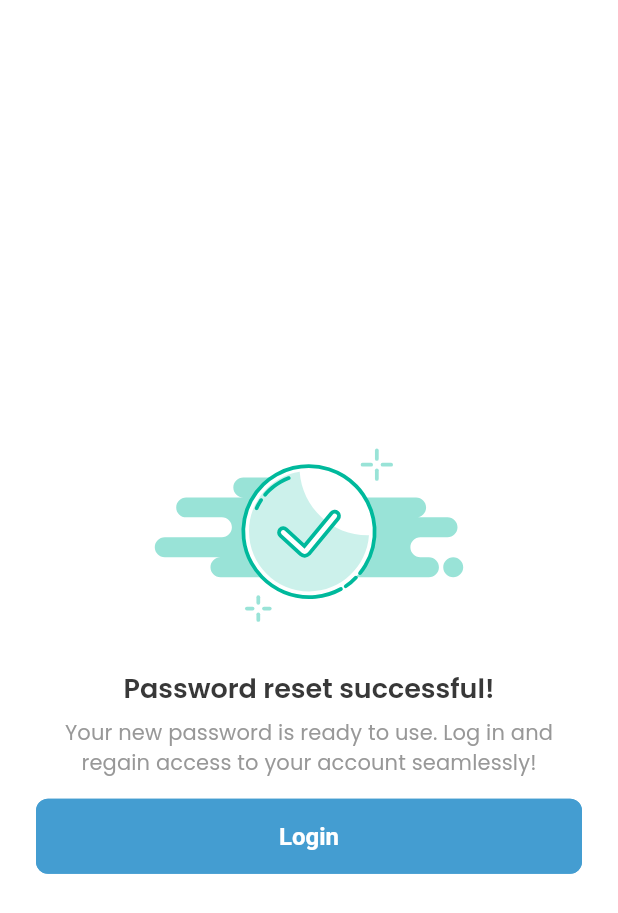
After one commit to Taim-Amer/Comprehensive-Pharmacy-pharmacist-role, a Flutter app: the CommonScreen screen opened directly, on a phone screen of 412 x 824 dp. The commit adds this screen. Shown: the top 913 px of the screen. Run offline on Flutter 3.47's test engine with Material 3 defaults, Android fonts, the phone set to English and light mode, and no system bars; our stand-ins replace dio, dotted_border, file_picker, firebase_messaging, flutter_otp_text_field, flutter_screenutil and 12 more; missing offline and left inert: measure_size_builder; accounts and stored records are empty; Roboto replaces fonts that are missing (Almarai).

Commit message:
Common Screen

```diff
--- /dev/null
+++ b/lib/common/screens/common_screen.dart
@@ -0,0 +1,43 @@
+import 'package:comprehensive_pharmacy_pharmacy_role/common/styles/spacing_styles.dart';
+import 'package:comprehensive_pharmacy_pharmacy_role/utils/constants/sizes.dart';
+import 'package:flutter/material.dart';
+import 'package:flutter_screenutil/flutter_screenutil.dart';
+import 'package:flutter_svg/flutter_svg.dart';
+
+class CommonScreen extends StatelessWidget {
+  const CommonScreen({super.key, required this.image, required this.title, required this.subTitle, required this.showButton, required this.buttonString, this.function});
+
+  final String image;
+  final String title;
+  final String subTitle;
+  final bool showButton;
+  final String buttonString;
+  final VoidCallback? function;
+
+  @override
+  Widget build(BuildContext context) {
+    return Scaffold(
+      body: Padding(
+        padding: TSpacingStyle.paddingWithAppBarHeight,
+        child: Column(
+          mainAxisAlignment: MainAxisAlignment.center,
+          children: [
+            SvgPicture.asset(image),
+            Text(title, style: Theme.of(context).textTheme.headlineMedium?.copyWith(fontSize: 18)),
+            TSizes.sm.verticalSpace,
+            Text(subTitle, textAlign: TextAlign.center, style: Theme.of(context).textTheme.labelLarge?.copyWith(color: const Color(0xFF989898))),
+            TSizes.spaceBtwItems.verticalSpace,
+            showButton ? SizedBox(
+              width: double.infinity,
+              height: 50.h,
+              child: ElevatedButton(
+                onPressed: () => function,
+                child: Text(buttonString),
+              ),
+            ) : const SizedBox()
+          ],
+        ),
+      ),
+    );
+  }
+}
--- a/lib/utils/constants/image_strings.dart
+++ b/lib/utils/constants/image_strings.dart
@@ -69,4 +69,7 @@ class TImages {
   // pharmacy Profile
   static const String down = "assets/icons/global/Down.svg";
   static const String up = "assets/icons/global/Up.svg";
+
+  // Global
+  static const String noConnection = 'assets/images/NoConnection.svg';
 }
--- a/lib/utils/constants/text_strings.dart
+++ b/lib/utils/constants/text_strings.dart
@@ -1,11 +1,15 @@
 class TArabicTexts {
   TArabicTexts._();
+
   // Global Texts
   static String get next => 'التالي';
   static String get add => 'إضافة';
   static String get addAnotherPhone => 'إضافة هاتف آخر';
   static String get tcontinue => 'متابعة';
   static String get errorMessage => 'حدث خطأ، يرجى المحاولة مرة أخرى';
+  static String get noInternetTitle => '';
+  static String get noInternetSubTitle => '';
+  static String get retry => '';
 
   // Authentication Form Text
   static String get loginTitle => '';
@@ -148,6 +152,9 @@ class TEnglishTexts {
   static String get addAnotherPhone => 'Add Another Phone';
   static String get tcontinue => 'Continue';
   static String get errorMessage => 'An error occurred, please try again';
+  static String get noInternetTitle => 'No internet connection !';
+  static String get noInternetSubTitle => 'Please check your internet connection and try again.';
+  static String get retry => 'Retry';
 
   // Authentication Form Text
   static String get loginTitle => 'Login';
```
Also changed, not shown: lib/features/authentication/views/forget_password/password_confirmed_screen.dart (+8 -26 lines), assets/images/NoConnection.svg (added).
